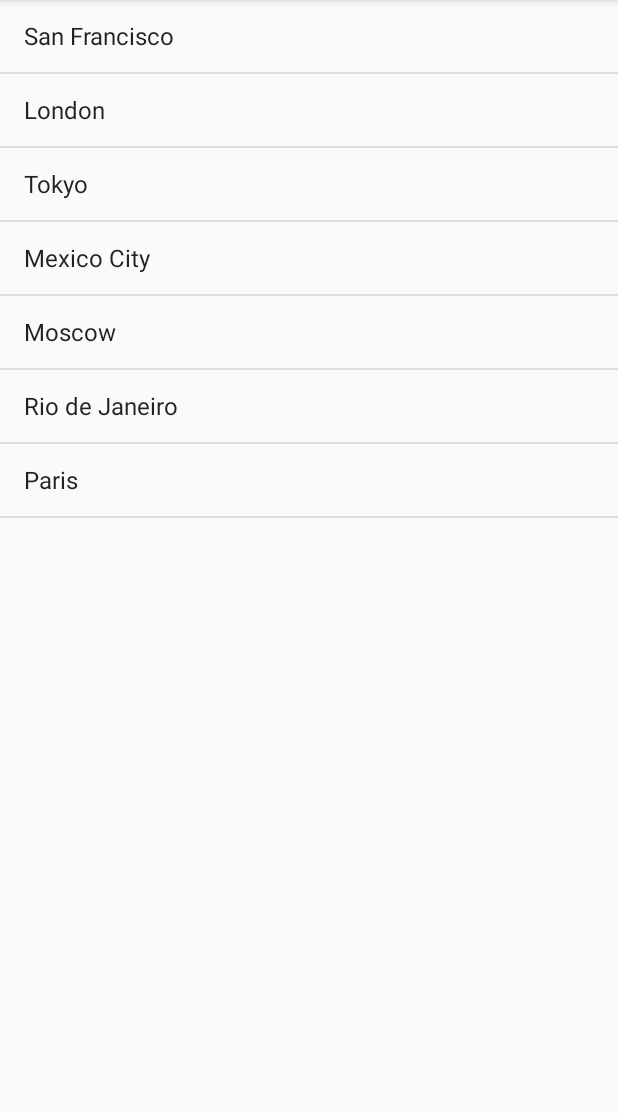
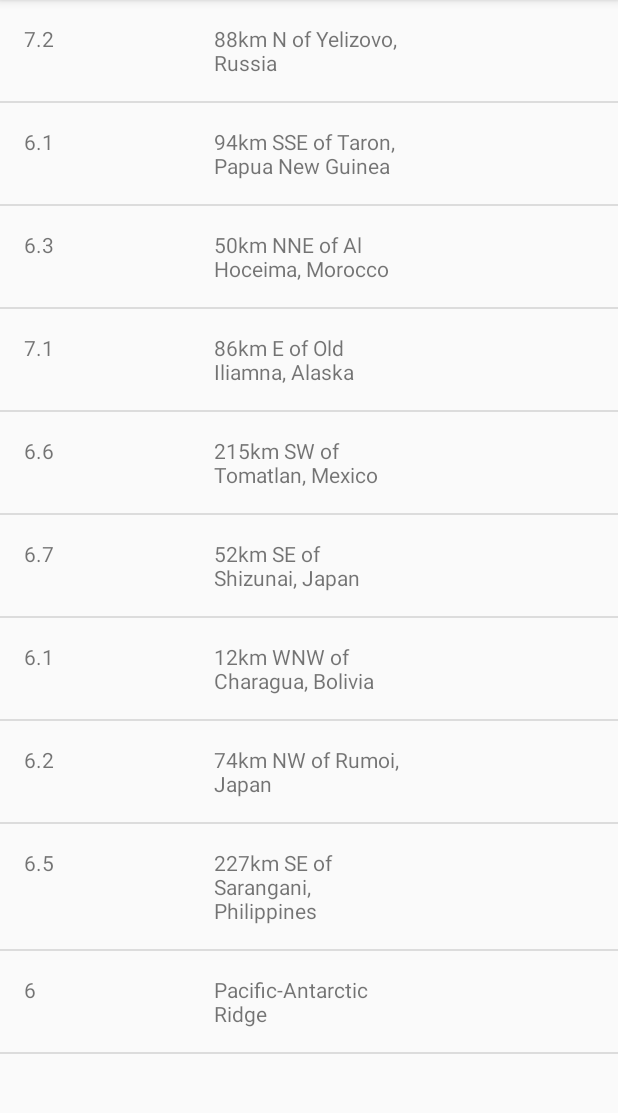
Before and after one commit to sagarchoudhary96/QuakeReport-App, an Android app: the screen it shows after launch (EarthquakeActivity), on a phone screen of 412 x 824 dp, the part 84-1197 px from its top. Run offline under Robolectric (Android 15) with nearby library versions, the phone set to English and light mode, and no system bars; 1 statement that could not run was skipped.

Commit message:
Sample Data Json Parsing

```diff
--- /dev/null
+++ b/app/src/main/java/com/example/android/quakereport/Earthquake.java
@@ -0,0 +1,34 @@
+package com.example.android.quakereport;
+
+/**
+ * Created by admin on 31-07-2016.
+ */
+public class Earthquake {
+
+    // variable to store earthquake information
+    private String magnitude;
+    private String location;
+    private Long time;
+
+    //Constructor
+    public Earthquake(String mMagnitude, String mLocation, Long mTime) {
+        this.magnitude = mMagnitude;
+        this.location = mLocation;
+        this.time = mTime;
+    }
+
+    //getter Function
+    public String getMagnitude() {
+        return magnitude;
+    }
+
+    public String getLocation() {
+        return location;
+    }
+
+    public Long getDate() {
+        return time;
+    }
+
+
+}
--- a/app/src/main/java/com/example/android/quakereport/EarthquakeActivity.java
+++ b/app/src/main/java/com/example/android/quakereport/EarthquakeActivity.java
@@ -17,7 +17,6 @@ package com.example.android.quakereport;
 
 import android.os.Bundle;
 import android.support.v7.app.AppCompatActivity;
-import android.widget.ArrayAdapter;
 import android.widget.ListView;
 
 import java.util.ArrayList;
@@ -31,23 +30,13 @@ public class EarthquakeActivity extends AppCompatActivity {
         super.onCreate(savedInstanceState);
         setContentView(R.layout.earthquake_activity);
 
-        // Create a fake list of earthquake locations.
-        ArrayList<String> earthquakes = new ArrayList<>();
-        earthquakes.add("San Francisco");
-        earthquakes.add("London");
-        earthquakes.add("Tokyo");
-        earthquakes.add("Mexico City");
-        earthquakes.add("Moscow");
-        earthquakes.add("Rio de Janeiro");
-        earthquakes.add("Paris");
+        ArrayList<Earthquake> earthquakes = QueryUtils.getEarthquakesDetails();
 
         // Find a reference to the {@link ListView} in the layout
         ListView earthquakeListView = (ListView) findViewById(R.id.list);
 
         // Create a new {@link ArrayAdapter} of earthquakes
-        ArrayAdapter<String> adapter = new ArrayAdapter<String>(
-                this, android.R.layout.simple_list_item_1, earthquakes);
-
+        EarthquakeAdapter adapter = new EarthquakeAdapter(this, earthquakes);
         // Set the adapter on the {@link ListView}
         // so the list can be populated in the user interface
         earthquakeListView.setAdapter(adapter);
--- /dev/null
+++ b/app/src/main/java/com/example/android/quakereport/EarthquakeAdapter.java
@@ -0,0 +1,42 @@
+package com.example.android.quakereport;
+
+import android.content.Context;
+import android.view.LayoutInflater;
+import android.view.View;
+import android.view.ViewGroup;
+import android.widget.ArrayAdapter;
+import android.widget.TextView;
+
+import java.util.ArrayList;
+
+/**
+ * Created by admin on 31-07-2016.
+ */
+public class EarthquakeAdapter extends ArrayAdapter<Earthquake> {
+
+    public EarthquakeAdapter(Context context, ArrayList<Earthquake> earthquakes) {
+        super(context, 0, earthquakes);
+    }
+
+    @Override
+    public View getView(int position, View convertView, ViewGroup parent) {
+        View listItemView = convertView;
+        if (listItemView == null) {
+            listItemView = LayoutInflater.from(getContext()).inflate(R.layout.earthquake_list_item, parent, false);
+        }
+
+        Earthquake currentEarthquake = getItem(position);
+
+        //find the textView and set their text
+        TextView magnitude_textview = (TextView) listItemView.findViewById(R.id.magnitude);
+        magnitude_textview.setText(currentEarthquake.getMagnitude());
+
+        TextView location_textview = (TextView) listItemView.findViewById(R.id.location);
+        location_textview.setText(currentEarthquake.getLocation());
+
+        TextView date_textview = (TextView) listItemView.findViewById(R.id.date);
+        date_textview.setText(currentEarthquake.getDate());
+
+        return listItemView;
+    }
+}
--- /dev/null
+++ b/app/src/main/java/com/example/android/quakereport/QueryUtils.java
@@ -0,0 +1,59 @@
+package com.example.android.quakereport;
+
+import android.util.Log;
+
+import org.json.JSONArray;
+import org.json.JSONException;
+import org.json.JSONObject;
+
+import java.util.ArrayList;
+
+/**
+ * Created by admin on 31-07-2016.
+ */
+public class QueryUtils {
+
+    private QueryUtils() {
+    }
+
+    private static final String JSON_RESPONSE = "{\"type\":\"FeatureCollection\",\"metadata\":{\"generated\":1469975465000,\"url\":\"http://earthquake.usgs.gov/fdsnws/event/1/query?format=geojson&starttime=2016-01-01&endtime=2016-01-31&minmag=6&limit=10\",\"title\":\"USGS Earthquakes\",\"status\":200,\"api\":\"1.5.2\",\"limit\":10,\"offset\":1,\"count\":10},\"features\":[{\"type\":\"Feature\",\"properties\":{\"mag\":7.2,\"place\":\"88km N of Yelizovo, Russia\",\"time\":1454124312220,\"updated\":1463685050282,\"tz\":720,\"url\":\"http://earthquake.usgs.gov/earthquakes/eventpage/us20004vvx\",\"detail\":\"http://earthquake.usgs.gov/fdsnws/event/1/query?eventid=us20004vvx&format=geojson\",\"felt\":2,\"cdi\":3.4,\"mmi\":5.82,\"alert\":\"green\",\"status\":\"reviewed\",\"tsunami\":1,\"sig\":798,\"net\":\"us\",\"code\":\"20004vvx\",\"ids\":\",gcmt20160130032510,at00o1qxho,pt16030050,us20004vvx,gcmt20160130032512,\",\"sources\":\",gcmt,at,pt,us,gcmt,\",\"types\":\",associate,cap,dyfi,finite-fault,general-link,general-text,geoserve,impact-link,impact-text,losspager,moment-tensor,nearby-cities,origin,phase-data,shakemap,tectonic-summary,\",\"nst\":null,\"dmin\":0.958,\"rms\":1.19,\"gap\":17,\"magType\":\"mww\",\"type\":\"earthquake\",\"title\":\"M 7.2 - 88km N of Yelizovo, Russia\"},\"geometry\":{\"type\":\"Point\",\"coordinates\":[158.5463,53.9776,177]},\"id\":\"us20004vvx\"},\n" +
+            "{\"type\":\"Feature\",\"properties\":{\"mag\":6.1,\"place\":\"94km SSE of Taron, Papua New Guinea\",\"time\":1453777820750,\"updated\":1466450055338,\"tz\":600,\"url\":\"http://earthquake.usgs.gov/earthquakes/eventpage/us20004uks\",\"detail\":\"http://earthquake.usgs.gov/fdsnws/event/1/query?eventid=us20004uks&format=geojson\",\"felt\":null,\"cdi\":null,\"mmi\":4.1,\"alert\":\"green\",\"status\":\"reviewed\",\"tsunami\":1,\"sig\":572,\"net\":\"us\",\"code\":\"20004uks\",\"ids\":\",gcmt20160126031023,us20004uks,gcmt20160126031020,\",\"sources\":\",gcmt,us,gcmt,\",\"types\":\",associate,cap,geoserve,losspager,moment-tensor,nearby-cities,origin,phase-data,shakemap,tectonic-summary,\",\"nst\":null,\"dmin\":1.537,\"rms\":0.74,\"gap\":25,\"magType\":\"mww\",\"type\":\"earthquake\",\"title\":\"M 6.1 - 94km SSE of Taron, Papua New Guinea\"},\"geometry\":{\"type\":\"Point\",\"coordinates\":[153.2454,-5.2952,26]},\"id\":\"us20004uks\"},\n" +
+            "{\"type\":\"Feature\",\"properties\":{\"mag\":6.3,\"place\":\"50km NNE of Al Hoceima, Morocco\",\"time\":1453695722730,\"updated\":1466450270946,\"tz\":0,\"url\":\"http://earthquake.usgs.gov/earthquakes/eventpage/us10004gy9\",\"detail\":\"http://earthquake.usgs.gov/fdsnws/event/1/query?eventid=us10004gy9&format=geojson\",\"felt\":117,\"cdi\":7.2,\"mmi\":5.28,\"alert\":\"green\",\"status\":\"reviewed\",\"tsunami\":0,\"sig\":695,\"net\":\"us\",\"code\":\"10004gy9\",\"ids\":\",gcmt20160125042203,us10004gy9,gcmt20160125042202,\",\"sources\":\",gcmt,us,gcmt,\",\"types\":\",associate,cap,dyfi,geoserve,impact-text,losspager,moment-tensor,nearby-cities,origin,phase-data,shakemap,tectonic-summary,\",\"nst\":null,\"dmin\":2.201,\"rms\":0.92,\"gap\":20,\"magType\":\"mww\",\"type\":\"earthquake\",\"title\":\"M 6.3 - 50km NNE of Al Hoceima, Morocco\"},\"geometry\":{\"type\":\"Point\",\"coordinates\":[-3.6818,35.6493,12]},\"id\":\"us10004gy9\"},\n" +
+            "{\"type\":\"Feature\",\"properties\":{\"mag\":7.1,\"place\":\"86km E of Old Iliamna, Alaska\",\"time\":1453631430230,\"updated\":1469293028539,\"tz\":-540,\"url\":\"http://earthquake.usgs.gov/earthquakes/eventpage/us10004gqp\",\"detail\":\"http://earthquake.usgs.gov/fdsnws/event/1/query?eventid=us10004gqp&format=geojson\",\"felt\":1816,\"cdi\":7.2,\"mmi\":6.6,\"alert\":\"green\",\"status\":\"reviewed\",\"tsunami\":1,\"sig\":1496,\"net\":\"us\",\"code\":\"10004gqp\",\"ids\":\",at00o1gd6r,us10004gqp,ak12496371,gcmt20160124103030,\",\"sources\":\",at,us,ak,gcmt,\",\"types\":\",cap,dyfi,finite-fault,general-link,general-text,geoserve,impact-link,impact-text,losspager,moment-tensor,nearby-cities,origin,phase-data,shakemap,tectonic-summary,trump-origin,\",\"nst\":null,\"dmin\":0.72,\"rms\":2.11,\"gap\":19,\"magType\":\"mww\",\"type\":\"earthquake\",\"title\":\"M 7.1 - 86km E of Old Iliamna, Alaska\"},\"geometry\":{\"type\":\"Point\",\"coordinates\":[-153.4051,59.6363,129]},\"id\":\"us10004gqp\"},\n" +
+            "{\"type\":\"Feature\",\"properties\":{\"mag\":6.6,\"place\":\"215km SW of Tomatlan, Mexico\",\"time\":1453399617650,\"updated\":1466450324948,\"tz\":-420,\"url\":\"http://earthquake.usgs.gov/earthquakes/eventpage/us10004g4l\",\"detail\":\"http://earthquake.usgs.gov/fdsnws/event/1/query?eventid=us10004g4l&format=geojson\",\"felt\":11,\"cdi\":2.7,\"mmi\":3.92,\"alert\":\"green\",\"status\":\"reviewed\",\"tsunami\":1,\"sig\":673,\"net\":\"us\",\"code\":\"10004g4l\",\"ids\":\",gcmt20160121180659,at00o1bebo,pt16021050,us10004g4l,gcmt20160121180657,\",\"sources\":\",gcmt,at,pt,us,gcmt,\",\"types\":\",associate,cap,dyfi,geoserve,impact-link,impact-text,losspager,moment-tensor,nearby-cities,origin,phase-data,shakemap,tectonic-summary,\",\"nst\":null,\"dmin\":2.413,\"rms\":0.98,\"gap\":74,\"magType\":\"mww\",\"type\":\"earthquake\",\"title\":\"M 6.6 - 215km SW of Tomatlan, Mexico\"},\"geometry\":{\"type\":\"Point\",\"coordinates\":[-106.9337,18.8239,10]},\"id\":\"us10004g4l\"},\n" +
+            "{\"type\":\"Feature\",\"properties\":{\"mag\":6.7,\"place\":\"52km SE of Shizunai, Japan\",\"time\":1452741933640,\"updated\":1466450357311,\"tz\":540,\"url\":\"http://earthquake.usgs.gov/earthquakes/eventpage/us10004ebx\",\"detail\":\"http://earthquake.usgs.gov/fdsnws/event/1/query?eventid=us10004ebx&format=geojson\",\"felt\":51,\"cdi\":5.8,\"mmi\":6.45,\"alert\":\"green\",\"status\":\"reviewed\",\"tsunami\":1,\"sig\":720,\"net\":\"us\",\"code\":\"10004ebx\",\"ids\":\",us10004ebx,gcmt20160114032534,pt16014050,at00o0xauk,gcmt20160114032533,\",\"sources\":\",us,gcmt,pt,at,gcmt,\",\"types\":\",associate,cap,dyfi,geoserve,impact-link,impact-text,losspager,moment-tensor,nearby-cities,origin,phase-data,shakemap,\",\"nst\":null,\"dmin\":0.281,\"rms\":0.98,\"gap\":22,\"magType\":\"mww\",\"type\":\"earthquake\",\"title\":\"M 6.7 - 52km SE of Shizunai, Japan\"},\"geometry\":{\"type\":\"Point\",\"coordinates\":[142.781,41.9723,46]},\"id\":\"us10004ebx\"},\n" +
+            "{\"type\":\"Feature\",\"properties\":{\"mag\":6.1,\"place\":\"12km WNW of Charagua, Bolivia\",\"time\":1452741928270,\"updated\":1463165886000,\"tz\":-240,\"url\":\"http://earthquake.usgs.gov/earthquakes/eventpage/us10004ebw\",\"detail\":\"http://earthquake.usgs.gov/fdsnws/event/1/query?eventid=us10004ebw&format=geojson\",\"felt\":3,\"cdi\":2.2,\"mmi\":2.21,\"alert\":\"green\",\"status\":\"reviewed\",\"tsunami\":0,\"sig\":573,\"net\":\"us\",\"code\":\"10004ebw\",\"ids\":\",us10004ebw,gcmt20160114032528,\",\"sources\":\",us,gcmt,\",\"types\":\",cap,dyfi,geoserve,impact-text,losspager,moment-tensor,nearby-cities,origin,phase-data,shakemap,tectonic-summary,\",\"nst\":null,\"dmin\":5.492,\"rms\":1.04,\"gap\":16,\"magType\":\"mww\",\"type\":\"earthquake\",\"title\":\"M 6.1 - 12km WNW of Charagua, Bolivia\"},\"geometry\":{\"type\":\"Point\",\"coordinates\":[-63.3288,-19.7597,582.56]},\"id\":\"us10004ebw\"},\n" +
+            "{\"type\":\"Feature\",\"properties\":{\"mag\":6.2,\"place\":\"74km NW of Rumoi, Japan\",\"time\":1452532083920,\"updated\":1463165873000,\"tz\":540,\"url\":\"http://earthquake.usgs.gov/earthquakes/eventpage/us10004djn\",\"detail\":\"http://earthquake.usgs.gov/fdsnws/event/1/query?eventid=us10004djn&format=geojson\",\"felt\":8,\"cdi\":3.4,\"mmi\":3.74,\"alert\":\"green\",\"status\":\"reviewed\",\"tsunami\":0,\"sig\":594,\"net\":\"us\",\"code\":\"10004djn\",\"ids\":\",us10004djn,gcmt20160111170803,\",\"sources\":\",us,gcmt,\",\"types\":\",cap,dyfi,geoserve,impact-text,losspager,moment-tensor,nearby-cities,origin,phase-data,shakemap,tectonic-summary,\",\"nst\":null,\"dmin\":1.139,\"rms\":0.96,\"gap\":33,\"magType\":\"mww\",\"type\":\"earthquake\",\"title\":\"M 6.2 - 74km NW of Rumoi, Japan\"},\"geometry\":{\"type\":\"Point\",\"coordinates\":[141.0867,44.4761,238.81]},\"id\":\"us10004djn\"},\n" +
+            "{\"type\":\"Feature\",\"properties\":{\"mag\":6.5,\"place\":\"227km SE of Sarangani, Philippines\",\"time\":1452530285900,\"updated\":1466450384901,\"tz\":480,\"url\":\"http://earthquake.usgs.gov/earthquakes/eventpage/us10004dj5\",\"detail\":\"http://earthquake.usgs.gov/fdsnws/event/1/query?eventid=us10004dj5&format=geojson\",\"felt\":1,\"cdi\":2.7,\"mmi\":7.5,\"alert\":\"green\",\"status\":\"reviewed\",\"tsunami\":1,\"sig\":650,\"net\":\"us\",\"code\":\"10004dj5\",\"ids\":\",gcmt20160111163807,at00o0srjp,pt16011050,us10004dj5,gcmt20160111163805,\",\"sources\":\",gcmt,at,pt,us,gcmt,\",\"types\":\",associate,cap,dyfi,geoserve,impact-link,impact-text,losspager,moment-tensor,nearby-cities,origin,phase-data,shakemap,tectonic-summary,\",\"nst\":null,\"dmin\":3.144,\"rms\":0.72,\"gap\":22,\"magType\":\"mww\",\"type\":\"earthquake\",\"title\":\"M 6.5 - 227km SE of Sarangani, Philippines\"},\"geometry\":{\"type\":\"Point\",\"coordinates\":[126.8621,3.8965,13]},\"id\":\"us10004dj5\"},\n" +
+            "{\"type\":\"Feature\",\"properties\":{\"mag\":6,\"place\":\"Pacific-Antarctic Ridge\",\"time\":1451986454620,\"updated\":1466450408406,\"tz\":-540,\"url\":\"http://earthquake.usgs.gov/earthquakes/eventpage/us10004bgk\",\"detail\":\"http://earthquake.usgs.gov/fdsnws/event/1/query?eventid=us10004bgk&format=geojson\",\"felt\":0,\"cdi\":1,\"mmi\":0,\"alert\":\"green\",\"status\":\"reviewed\",\"tsunami\":0,\"sig\":554,\"net\":\"us\",\"code\":\"10004bgk\",\"ids\":\",gcmt20160105093415,us10004bgk,gcmt20160105093414,\",\"sources\":\",gcmt,us,gcmt,\",\"types\":\",associate,cap,dyfi,geoserve,losspager,moment-tensor,nearby-cities,origin,phase-data,shakemap,\",\"nst\":null,\"dmin\":30.75,\"rms\":0.67,\"gap\":71,\"magType\":\"mww\",\"type\":\"earthquake\",\"title\":\"M 6.0 - Pacific-Antarctic Ridge\"},\"geometry\":{\"type\":\"Point\",\"coordinates\":[-136.2603,-54.2906,10]},\"id\":\"us10004bgk\"}],\"bbox\":[-153.4051,-54.2906,10,158.5463,59.6363,582.56]}";
+
+   public static ArrayList<Earthquake> getEarthquakesDetails() {
+       ArrayList<Earthquake> earthquakes = new ArrayList<>();
+
+       try{
+
+           JSONObject baseJsonResponse = new JSONObject(JSON_RESPONSE);
+           JSONArray earthquakesArray = baseJsonResponse.getJSONArray("features");
+
+           for (int i = 0; i < earthquakesArray.length(); i++) {
+
+               JSONObject currentEarthquake = earthquakesArray.getJSONObject(i);
+
+               JSONObject properties = currentEarthquake.getJSONObject("properties");
+
+               String magnitude = properties.getString("mag");
+               Long time = properties.getLong("time");
+               String location = properties.getString("place");
+
+               Earthquake earthquake = new Earthquake(magnitude, location, time);
+
+               earthquakes.add(earthquake);
+           }
+
+       } catch(JSONException e) {
+           Log.e("QueryUtils.java", "Problem Parsing the result.", e);
+       }
+
+       return  earthquakes;
+   }
+}
--- /dev/null
+++ b/app/src/main/res/layout/earthquake_list_item.xml
@@ -0,0 +1,31 @@
+<?xml version="1.0" encoding="utf-8"?>
+<LinearLayout
+    xmlns:android="http://schemas.android.com/apk/res/android"
+    xmlns:tools="http://schemas.android.com/tools"
+    android:orientation="horizontal"
+    android:layout_width="match_parent"
+    android:layout_height="match_parent"
+    android:padding="16dp">
+
+    <TextView
+        android:id="@+id/magnitude"
+        android:layout_width="0dp"
+        android:layout_height="wrap_content"
+        android:layout_weight="1"
+        tools:text = "6.7"/>
+
+    <TextView
+        android:id="@+id/location"
+        android:layout_width="0dp"
+        android:layout_height="wrap_content"
+        android:layout_weight="1"
+        tools:text = "Gurgaon, HR"/>
+
+    <TextView
+        android:id="@+id/date"
+        android:layout_width="0dp"
+        android:layout_height="wrap_content"
+        android:layout_weight="1"
+        tools:text = "April 11, 2004"/>
+
+</LinearLayout>
--- a/build.gradle
+++ b/build.gradle
@@ -5,7 +5,7 @@ buildscript {
         jcenter()
     }
     dependencies {
-        classpath 'com.android.tools.build:gradle:2.1.0'
+        classpath 'com.android.tools.build:gradle:2.1.2'
 
         // NOTE: Do not place your application dependencies here; they belong
         // in the individual module build.gradle files
```
Also changed, not shown: 4 other files.
